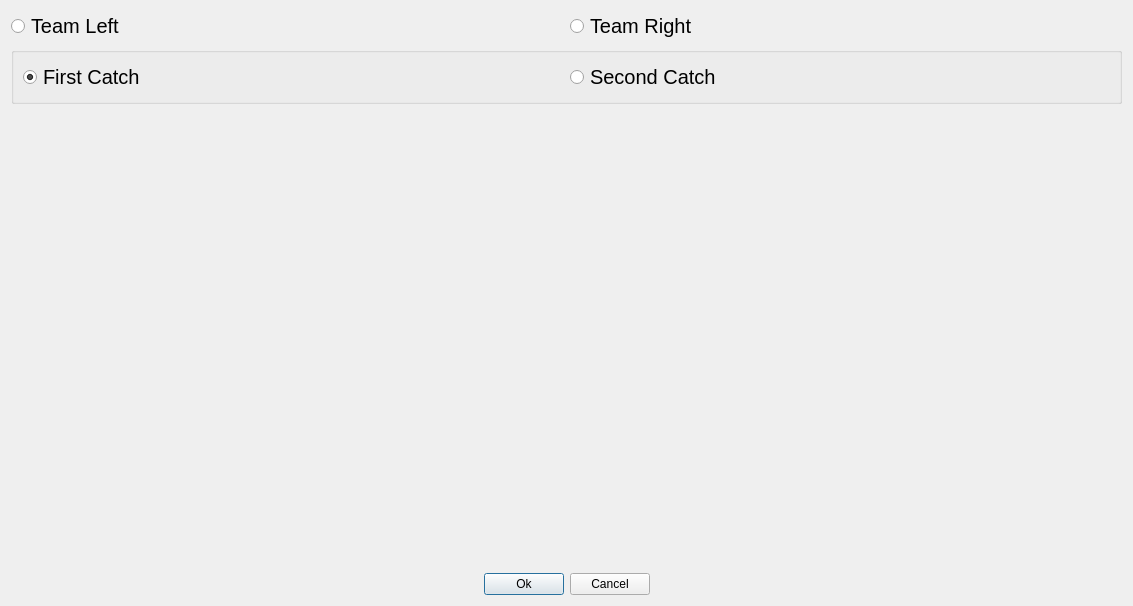
Old version of the form Graphical QT5/snitch_catch.ui in the repository tillhanke/QuidditchScoreboard.
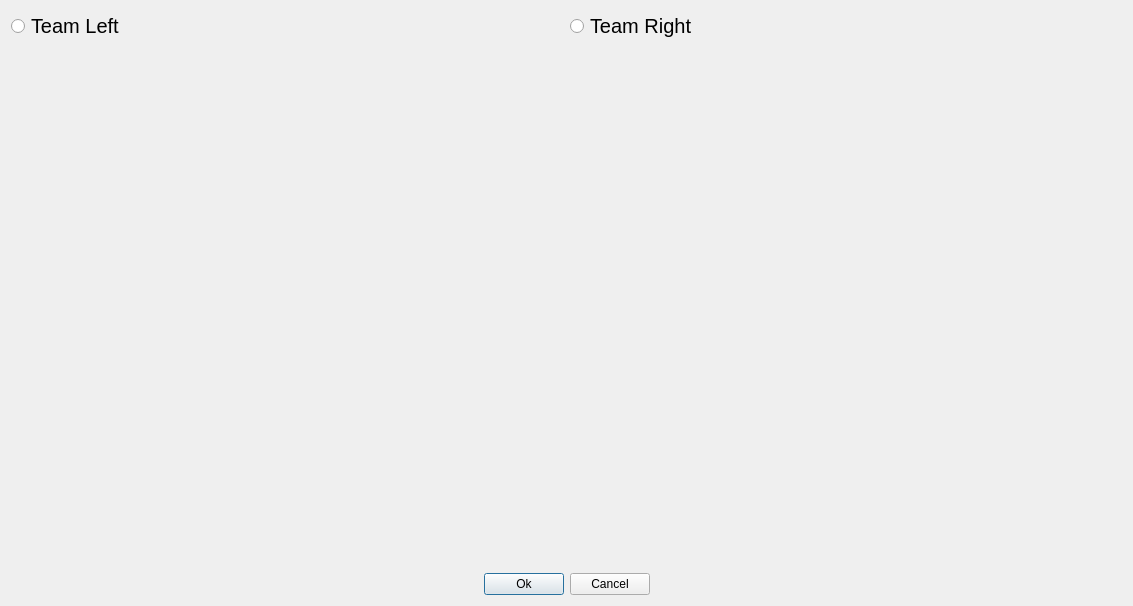
New version of the form.

Commit message: snitch catch is now properly implemented.

```diff
--- a/Graphical QT5/snitch_catch.ui
+++ b/Graphical QT5/snitch_catch.ui
@@ -42,45 +42,6 @@
      </item>
     </layout>
    </item>
-   <item>
-    <widget class="QGroupBox" name="groupBox">
-     <property name="title">
-      <string/>
-     </property>
-     <layout class="QHBoxLayout" name="horizontalLayout_4">
-      <item>
-       <widget class="QRadioButton" name="firstCatchButton">
-        <property name="font">
-         <font>
-          <pointsize>15</pointsize>
-         </font>
-        </property>
-        <property name="text">
-         <string>First Catch</string>
-        </property>
-        <property name="checked">
-         <bool>true</bool>
-        </property>
-        <property name="autoExclusive">
-         <bool>true</bool>
-        </property>
-       </widget>
-      </item>
-      <item>
-       <widget class="QRadioButton" name="secondCatchButton">
-        <property name="font">
-         <font>
-          <pointsize>15</pointsize>
-         </font>
-        </property>
-        <property name="text">
-         <string>Second Catch</string>
-        </property>
-       </widget>
-      </item>
-     </layout>
-    </widget>
-   </item>
    <item>
     <spacer name="verticalSpacer">
      <property name="orientation">
```
The commit also changes 2 other files.
